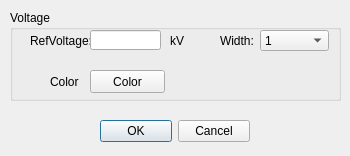
This is GSCD/editvoltagelevel.ui in fzlgejiao/PowerTool as Qt 5 draws it before an edit. The edited form follows.
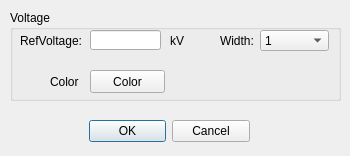
This is the edited form.

```diff
--- a/GSCD/editvoltagelevel.ui
+++ b/GSCD/editvoltagelevel.ui
@@ -28,7 +28,7 @@
    <widget class="QLabel" name="label">
     <property name="geometry">
      <rect>
-      <x>20</x>
+      <x>10</x>
       <y>23</y>
       <width>61</width>
       <height>16</height>
@@ -150,9 +150,9 @@
   <widget class="QDialogButtonBox" name="buttonBox">
    <property name="geometry">
     <rect>
-     <x>100</x>
+     <x>89</x>
      <y>120</y>
-     <width>150</width>
+     <width>161</width>
      <height>23</height>
     </rect>
    </property>
```
Left out of the diff: 2 changed lines with no effect on the pictures.
